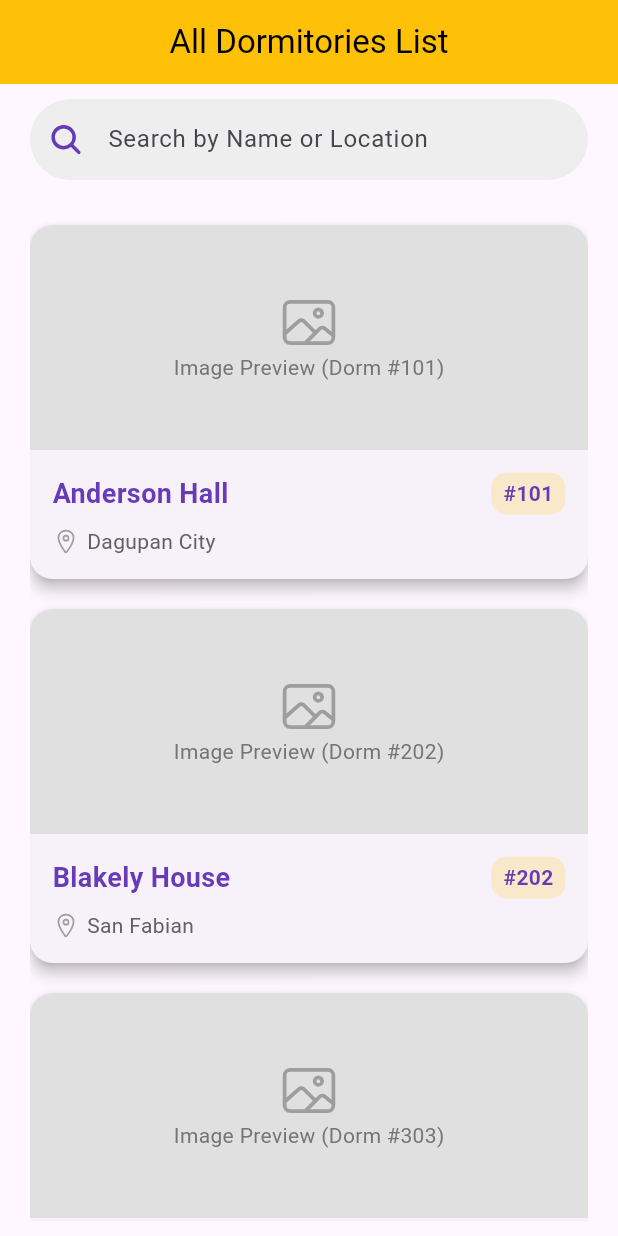
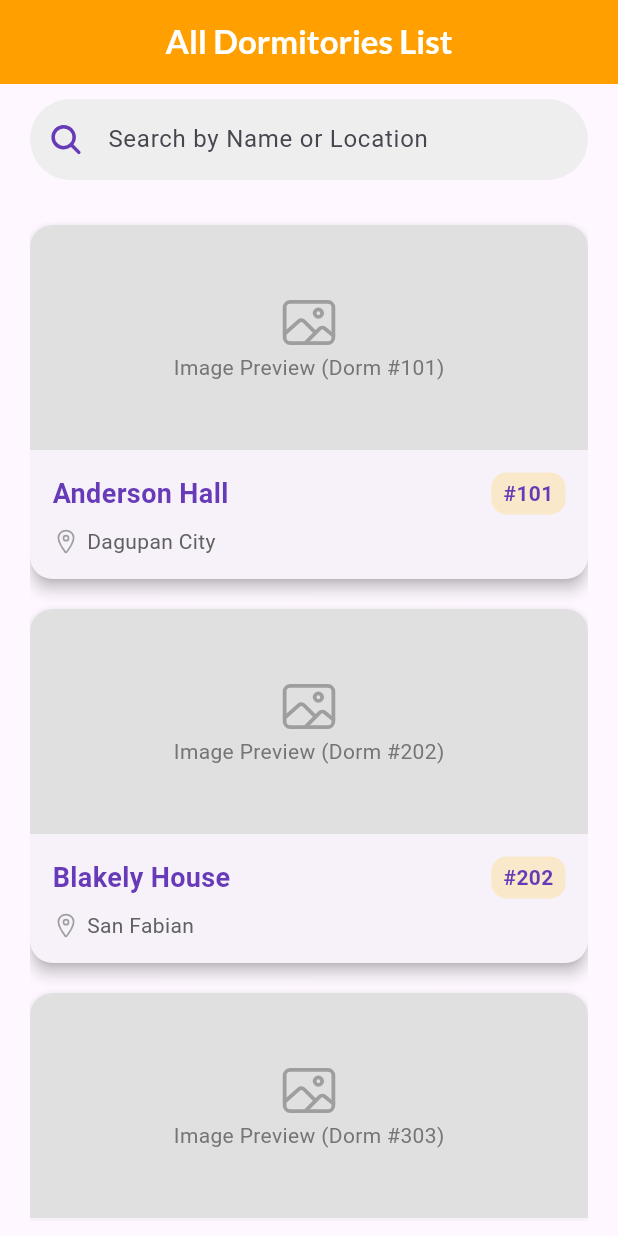
Before and after one commit to kurtpetrola/fmd, a Flutter app: the DormList screen opened directly, on a phone screen of 412 x 824 dp. Run offline on Flutter 3.47's test engine with Material 3 defaults, Android fonts, the phone set to English and light mode, and no system bars; our stand-ins replace another_flutter_splash_screen, curved_navigation_bar, flutter_map, geocoding, ionicons, latlong2 and 1 more; missing offline and left inert: bcrypt; accounts and stored records are empty.

Commit message:
feat(ui): apply consistent font and color

```diff
--- a/lib/features/dorms/pages/dorm_lists.dart
+++ b/lib/features/dorms/pages/dorm_lists.dart
@@ -198,9 +198,15 @@ class _DormListState extends State<DormList> {
   Widget build(BuildContext context) {
     return Scaffold(
       appBar: AppBar(
-        title: const Text('All Dormitories List'),
-        backgroundColor: Colors.amber,
-        foregroundColor: Colors.black,
+        title: const Text(
+          'All Dormitories List',
+          style: TextStyle(
+            fontWeight: FontWeight.bold,
+            fontFamily: 'Lato',
+          ),
+        ),
+        backgroundColor: Colors.amber.shade700,
+        foregroundColor: Colors.white,
         centerTitle: true,
         automaticallyImplyLeading: false,
       ),
```
Also changed, not shown: lib/features/maps/pages/maps_detail_page.dart (+9 -2 lines), lib/features/user_profile/pages/account_settings_page.dart (+11 -2 lines), lib/features/user_profile/pages/user_page.dart (+9 -3 lines).
